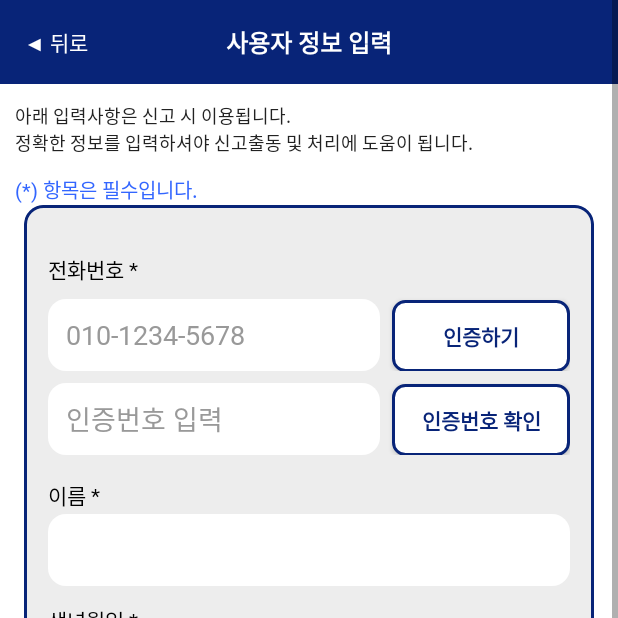
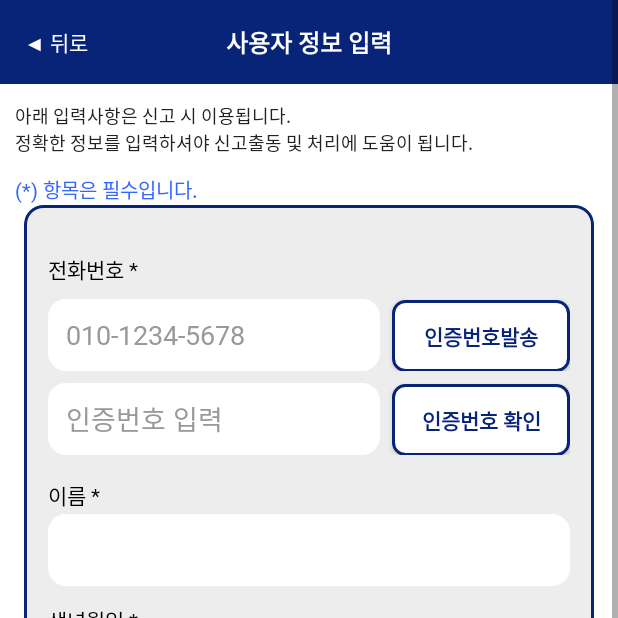
Before and after one commit to System-25-1/protectsong, an Android app: the UserInfoActivity screen opened directly, with no data from a screen before it, on a phone screen of 412 x 824 dp, the top half of it. Run offline under Robolectric (Android 15) with nearby library versions, the phone set to English and light mode, and no system bars; our stand-ins replace CircleImageView, Firebase (no records; nobody signed in at launch, a user with empty details on screens opened directly).

Commit message:
사용자 정보입력 수정

```diff
--- a/app/src/main/res/layout/activity_user_info.xml
+++ b/app/src/main/res/layout/activity_user_info.xml
@@ -119,7 +119,7 @@
                     android:layout_width="0dp"
                     android:layout_weight="0.8"
                     android:layout_height="48dp"
-                    android:text="인증하기"
+                    android:text="인증번호발송"
                     android:layout_marginStart="8dp"
                     android:background="@drawable/button_border"
                     android:textColor="#082478"
```
